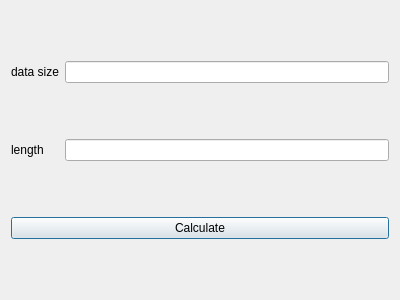
First picture: the form in src/form/setting/FrameSetting/LengthCalc/lengthcalc.ui, repository MRsoymilk/MySerial, before the edit.
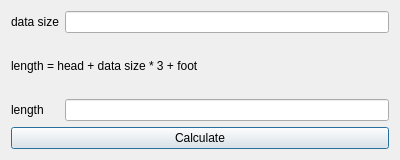
Second picture: the form after the edit.

Commit message: update frame length calculate

What changed in the file:
```diff
--- a/src/form/setting/FrameSetting/LengthCalc/lengthcalc.ui
+++ b/src/form/setting/FrameSetting/LengthCalc/lengthcalc.ui
@@ -7,13 +7,23 @@
     <x>0</x>
     <y>0</y>
     <width>400</width>
-    <height>300</height>
+    <height>160</height>
    </rect>
   </property>
   <property name="windowTitle">
    <string>LengthCalc</string>
   </property>
   <layout class="QGridLayout" name="gridLayout">
+   <item row="3" column="0" colspan="2">
+    <widget class="QPushButton" name="btnCalculate">
+     <property name="text">
+      <string>Calculate</string>
+     </property>
+    </widget>
+   </item>
+   <item row="2" column="1">
+    <widget class="QLineEdit" name="lineEditLength"/>
+   </item>
    <item row="0" column="0">
     <widget class="QLabel" name="labelDataSize">
      <property name="text">
@@ -24,20 +34,17 @@
    <item row="0" column="1">
     <widget class="QLineEdit" name="lineEditDataSize"/>
    </item>
-   <item row="1" column="0">
+   <item row="2" column="0">
     <widget class="QLabel" name="labelLength">
      <property name="text">
       <string>length</string>
      </property>
     </widget>
    </item>
-   <item row="1" column="1">
-    <widget class="QLineEdit" name="lineEditLength"/>
-   </item>
-   <item row="2" column="0" colspan="2">
-    <widget class="QPushButton" name="btnCalculate">
+   <item row="1" column="0" colspan="2">
+    <widget class="QLabel" name="label">
      <property name="text">
-      <string>Calculate</string>
+      <string>length = head + data size * 3 + foot</string>
      </property>
     </widget>
    </item>
```
The commit also changes 2 other files.
